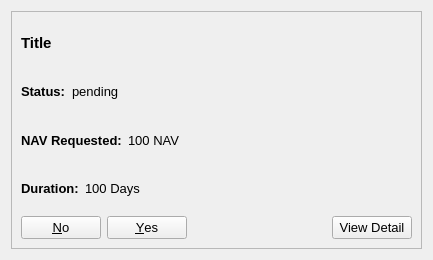
This is src/qt/communityfunddisplay.ui in navcoin/navcoin-core as Qt 5 draws it before an edit. The edited form follows.
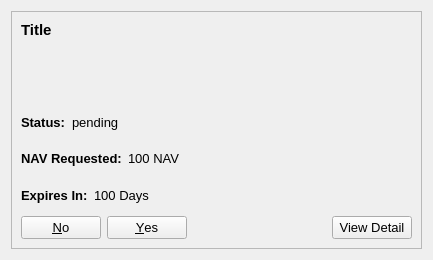
This is the edited form.

Commit message: hide buttons on display if the proposal/payment request cannot be voted apon

Patch:
```diff
--- a/src/qt/communityfunddisplay.ui
+++ b/src/qt/communityfunddisplay.ui
@@ -66,19 +66,29 @@
      </property>
      <layout class="QVBoxLayout" name="verticalLayout">
       <item>
-       <layout class="QVBoxLayout" name="verticalLayoutProposal">
-        <item>
          <widget class="QLabel" name="title">
           <property name="sizePolicy">
-           <sizepolicy hsizetype="Maximum" vsizetype="Preferred">
+         <sizepolicy hsizetype="Maximum" vsizetype="MinimumExpanding">
             <horstretch>0</horstretch>
             <verstretch>0</verstretch>
            </sizepolicy>
           </property>
+        <property name="minimumSize">
+         <size>
+          <width>433</width>
+          <height>30</height>
+         </size>
+        </property>
           <property name="maximumSize">
            <size>
             <width>433</width>
-            <height>16777215</height>
+          <height>80</height>
+         </size>
+        </property>
+        <property name="baseSize">
+         <size>
+          <width>0</width>
+          <height>0</height>
            </size>
           </property>
           <property name="font">
@@ -91,11 +101,22 @@
           <property name="text">
            <string>Title</string>
           </property>
+        <property name="alignment">
+         <set>Qt::AlignLeading|Qt::AlignLeft|Qt::AlignTop</set>
+        </property>
           <property name="wordWrap">
            <bool>true</bool>
           </property>
-         </widget>
-        </item>
+        <property name="openExternalLinks">
+         <bool>true</bool>
+        </property>
+        <property name="textInteractionFlags">
+         <set>Qt::LinksAccessibleByMouse</set>
+        </property>
+       </widget>
+      </item>
+      <item>
+       <layout class="QVBoxLayout" name="verticalLayoutProposal">
         <item>
          <layout class="QHBoxLayout" name="horizontalLayoutStatus">
           <item>
@@ -192,7 +213,7 @@
              </font>
             </property>
             <property name="text">
-             <string>Duration:</string>
+             <string>Expires In:</string>
             </property>
            </widget>
           </item>
```
Left out of the diff: 2 changed lines with no effect on the pictures. Lines whose indentation alone changed are shown as unchanged. The commit also changes 1 other file.
